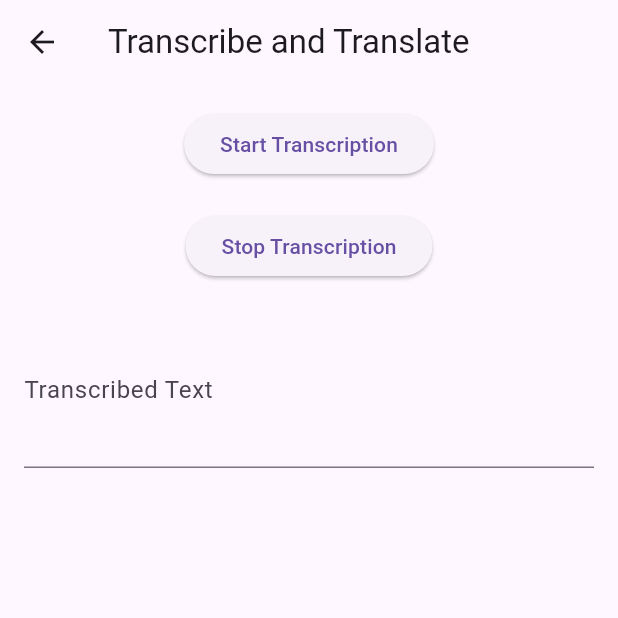
After one commit to meyskens/fahrplan, a Flutter app: the TranscribeScreen screen opened directly, after a tap on "Stop Transcription", on a phone screen of 412 x 824 dp, the top half of it. The commit adds this screen. Run offline on Flutter 3.47's test engine with Material 3 defaults, Android fonts, the phone set to English and light mode, and no system bars; our stand-ins replace flutter_blue_plus, flutter_local_notifications, hive, hive_flutter, package_info, permission_handler and 1 more; missing offline and left inert: android_package_manager, dart_openai, device_calendar, duration_picker, flutter_background_service, fuzzywuzzy and 4 more; accounts and stored records are empty.

Commit message:
Add a PoC live transcribe using remote Whisper

```diff
--- /dev/null
+++ b/lib/screens/transcribe_screen.dart
@@ -0,0 +1,129 @@
+import 'dart:async';
+import 'dart:typed_data';
+
+import 'package:fahrplan/services/bluetooth_reciever.dart';
+import 'package:fahrplan/utils/lc3.dart';
+import 'package:flutter/material.dart';
+import 'package:fahrplan/services/bluetooth_manager.dart';
+import 'package:fahrplan/models/g1/translate.dart';
+import 'package:fahrplan/services/whisper.dart';
+
+class TranscribeScreen extends StatefulWidget {
+  const TranscribeScreen({super.key});
+
+  @override
+  State<TranscribeScreen> createState() => _TranscribeScreenState();
+}
+
+class _TranscribeScreenState extends State<TranscribeScreen> {
+  final BluetoothManager bluetoothManager = BluetoothManager();
+  final TextEditingController _textController = TextEditingController();
+  WhisperRemoteService wr = WhisperRemoteService();
+  Timer? fetchVoiceTimer;
+
+  StreamController<Uint8List>? voiceData;
+  StreamController<String>? textStream;
+
+  void _startTranscription() async {
+    if (!bluetoothManager.isConnected) {
+      ScaffoldMessenger.of(context).showSnackBar(
+        const SnackBar(content: Text('Glasses are not connected')),
+      );
+      return;
+    }
+    if ((await wr.getBaseURL()) == null) {
+      ScaffoldMessenger.of(context).showSnackBar(
+        const SnackBar(content: Text('Only remote Whisper is supported')),
+      );
+      return;
+    }
+    final tr = Translate(
+        fromLanguage: TranslateLanguages.FRENCH,
+        toLanguage: TranslateLanguages.ENGLISH);
+    await bluetoothManager.sendCommandToGlasses(tr.buildSetupCommand());
+    await bluetoothManager.rightGlass!
+        .sendData(tr.buildRightGlassStartCommand());
+    for (var cmd in tr.buildInitalScreenLoad()) {
+      await bluetoothManager.sendCommandToGlasses(cmd);
+    }
+    await Future.delayed(const Duration(milliseconds: 200));
+    await bluetoothManager.setMicrophone(true);
+
+    voiceData = StreamController<Uint8List>();
+    textStream = StreamController<String>();
+
+    final btr = BluetoothReciever();
+    btr.voiceCollectorAI.isRecording = true;
+
+    fetchVoiceTimer = Timer.periodic(Duration(milliseconds: 200), (_) async {
+      final lc3Data = await btr.voiceCollectorAI.getAllDataAndReset();
+      final pcm = await LC3.decodeLC3(Uint8List.fromList(lc3Data));
+      if (pcm.isNotEmpty) {
+        voiceData?.add(pcm);
+      }
+    });
+
+    wr.transcribeLive(voiceData!.stream, textStream!);
+
+    await for (String line in textStream!.stream) {
+      if (line.length > 220) {
+        line = line.substring(line.length - 220);
+      }
+      setState(() {
+        _textController.text = line;
+      });
+
+      await bluetoothManager
+          .sendCommandToGlasses(tr.buildTranslatedCommand(line));
+      await bluetoothManager
+          .sendCommandToGlasses(tr.buildOriginalCommand(line));
+    }
+  }
+
+  void _stopTranscription() async {
+    await bluetoothManager.setMicrophone(false);
+    fetchVoiceTimer?.cancel();
+    voiceData?.close();
+    textStream?.close();
+
+    final btr = BluetoothReciever();
+    btr.voiceCollectorAI.isRecording = false;
+    btr.voiceCollectorAI.reset();
+  }
+
+  @override
+  Widget build(BuildContext context) {
+    return Scaffold(
+      appBar: AppBar(
+        title: const Text('Transcribe and Translate'),
+      ),
+      body: Padding(
+        padding: const EdgeInsets.all(16.0),
+        child: Column(
+          children: [
+            ElevatedButton(
+              onPressed: _startTranscription,
+              child: const Text('Start Transcription'),
+            ),
+            const SizedBox(height: 20),
+            ElevatedButton(
+              onPressed: _stopTranscription,
+              child: const Text('Stop Transcription'),
+            ),
+            const SizedBox(height: 20),
+            TextField(
+              controller: _textController,
+              decoration: const InputDecoration(
+                labelText: 'Transcribed Text',
+              ),
+              readOnly: true,
+              maxLines: null,
+              minLines: 3,
+              keyboardType: TextInputType.multiline,
+            ),
+          ],
+        ),
+      ),
+    );
+  }
+}
```
Also changed, not shown: lib/screens/home_screen.dart (+22 -0 lines), lib/services/bluetooth_reciever.dart (+14 -1 lines), lib/services/whisper.dart (+82 -0 lines), assets/icons/gsmr.png (added).
